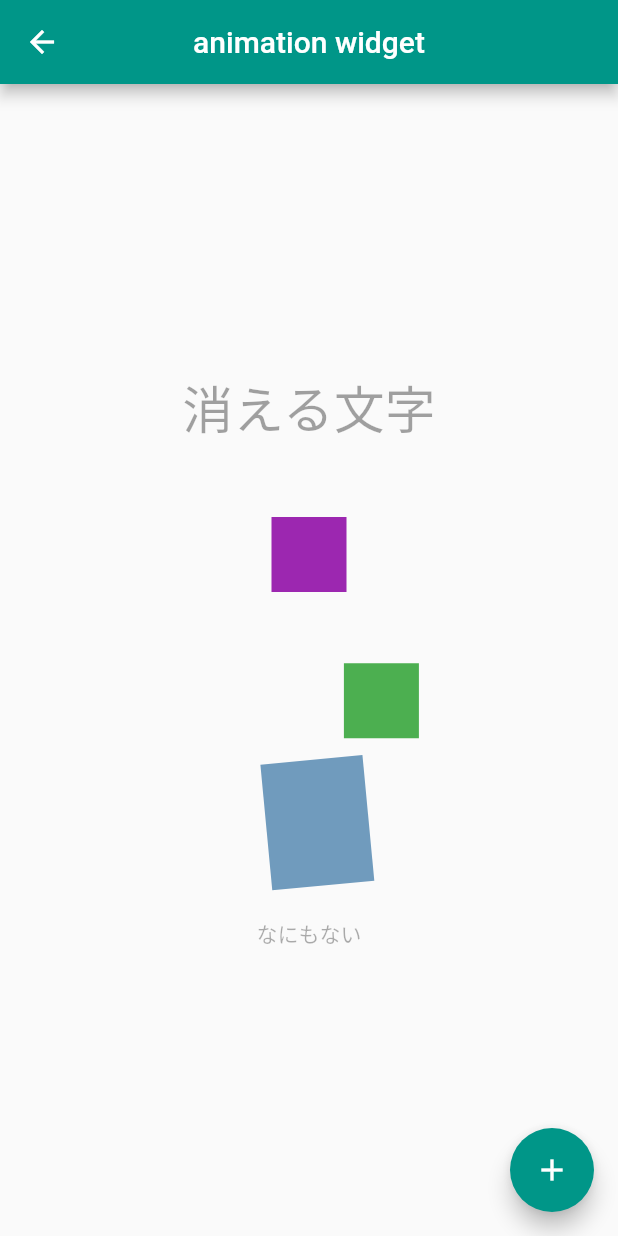
After one commit to RuiOkazaki/flutter_practice_introduction, a Flutter app: the AnimationWidget screen opened by its route, after a tap on the "add" icon, on a phone screen of 412 x 824 dp. The commit adds this screen. Run offline on Flutter 3.47's test engine with Material 2 defaults, Android fonts, the phone set to English and light mode, and no system bars; our stand-ins replace flutter_datetime_picker.

Commit message:
feat: animation widget

```diff
--- a/lib/main.dart
+++ b/lib/main.dart
@@ -1,4 +1,5 @@
 import 'package:flutter/material.dart';
+import 'package:flutter_practice_introduction/pages/animation_widget.dart';
 import 'package:flutter_practice_introduction/pages/my_home_page.dart';
 import 'package:flutter_practice_introduction/pages/now_loading.dart';
 import 'package:flutter_practice_introduction/pages/whats_today.dart';
@@ -24,6 +25,7 @@ class MyApp extends StatelessWidget {
         '/whats_today': (BuildContext context) => const WhatsToday(),
         '/now_loading': (BuildContext context) => const NowLoading(),
         '/whats_day': (BuildContext context) => const WhatsDay(),
+        '/animation_widget': (BuildContext context) => const AnimationWidget(),
       },
     );
   }
--- /dev/null
+++ b/lib/pages/animation_widget.dart
@@ -0,0 +1,79 @@
+import 'package:flutter/material.dart';
+import 'package:flutter_practice_introduction/components/header.dart';
+
+class AnimationWidget extends StatefulWidget {
+  const AnimationWidget({super.key});
+
+  @override
+  State<AnimationWidget> createState() => _AnimationWidgetState();
+}
+
+class _AnimationWidgetState extends State<AnimationWidget> {
+  bool _isAnimation = false;
+  _click() {
+    setState(() {
+      _isAnimation = !_isAnimation;
+    });
+  }
+
+  @override
+  Widget build(BuildContext context) {
+    return Scaffold(
+      appBar: genHeader('animation widget'),
+      body: Center(
+        child: Column(
+          mainAxisAlignment: MainAxisAlignment.center,
+          children: [
+            AnimatedOpacity(
+                opacity: _isAnimation ? 0.1 : 1,
+                duration: const Duration(seconds: 3),
+                child: Text(
+                  '消える文字',
+                  style: Theme.of(context).textTheme.headline4,
+                )),
+            AnimatedSize(
+              duration: const Duration(seconds: 3),
+              child: SizedBox(
+                width: _isAnimation ? 50 : 200,
+                height: _isAnimation ? 50 : 200,
+                child: Container(color: Colors.purple),
+              ),
+            ),
+            AnimatedAlign(
+              alignment:
+                  _isAnimation ? Alignment.topLeft : Alignment.bottomRight,
+              duration: const Duration(seconds: 3),
+              child: SizedBox(
+                width: 50,
+                height: 50,
+                child: Container(color: Colors.green),
+              ),
+            ),
+            AnimatedContainer(
+                duration: const Duration(seconds: 3),
+                width: _isAnimation ? 100 : 50,
+                height: _isAnimation ? 50 : 100,
+                padding: _isAnimation
+                    ? const EdgeInsets.all(0)
+                    : const EdgeInsets.all(30),
+                margin: _isAnimation
+                    ? const EdgeInsets.all(0)
+                    : const EdgeInsets.all(30),
+                transform:
+                    _isAnimation ? Matrix4.skewX(0.0) : Matrix4.skewX(0.3),
+                color: _isAnimation ? Colors.blue : Colors.grey),
+            AnimatedSwitcher(
+                duration: const Duration(seconds: 3),
+                child: _isAnimation
+                    ? const Text("なにもない")
+                    : const Icon(Icons.favorite, color: Colors.pink))
+          ],
+        ),
+      ),
+      floatingActionButton: FloatingActionButton(
+        onPressed: _click,
+        child: const Icon(Icons.add),
+      ),
+    );
+  }
+}
--- a/lib/pages/my_home_page.dart
+++ b/lib/pages/my_home_page.dart
@@ -14,6 +14,7 @@ class MyHomePage extends StatelessWidget {
           genLink(context, "/whats_today"),
           genLink(context, "/now_loading"),
           genLink(context, "/whats_day"),
+          genLink(context, "/animation_widget"),
         ],
       ),
       drawer: const Drawer(
```
